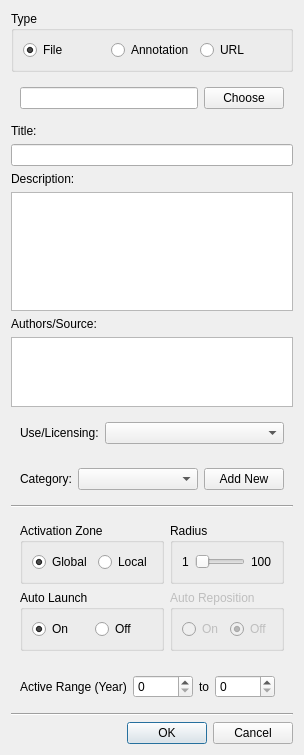
Qt form src/resources/ERDialog.ui (IDREsandbox/vsim) before a commit.
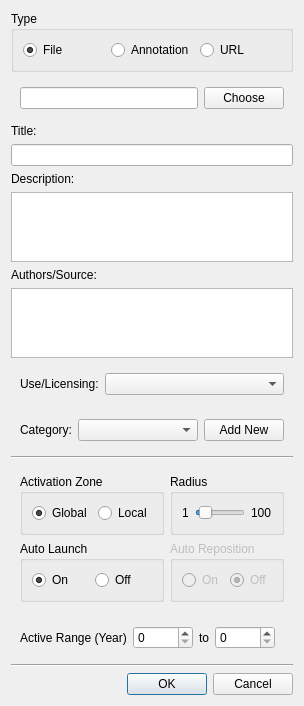
The same form after that commit.

Commit message: ER dialog touchup

```diff
--- a/src/resources/ERDialog.ui
+++ b/src/resources/ERDialog.ui
@@ -7,7 +7,7 @@
     <x>0</x>
     <y>0</y>
     <width>287</width>
-    <height>755</height>
+    <height>669</height>
    </rect>
   </property>
   <property name="windowTitle">
@@ -105,6 +105,13 @@
        <verstretch>1</verstretch>
       </sizepolicy>
      </property>
+     <property name="html">
+      <string>&lt;!DOCTYPE HTML PUBLIC &quot;-//W3C//DTD HTML 4.0//EN&quot; &quot;http://www.w3.org/TR/REC-html40/strict.dtd&quot;&gt;
+&lt;html&gt;&lt;head&gt;&lt;meta name=&quot;qrichtext&quot; content=&quot;1&quot; /&gt;&lt;style type=&quot;text/css&quot;&gt;
+p, li { white-space: pre-wrap; }
+&lt;/style&gt;&lt;/head&gt;&lt;body style=&quot; font-family:'MS Shell Dlg 2'; font-size:8.25pt; font-weight:400; font-style:normal;&quot;&gt;
+&lt;p style=&quot;-qt-paragraph-type:empty; margin-top:0px; margin-bottom:0px; margin-left:0px; margin-right:0px; -qt-block-indent:0; text-indent:0px;&quot;&gt;&lt;br /&gt;&lt;/p&gt;&lt;/body&gt;&lt;/html&gt;</string>
+     </property>
     </widget>
    </item>
    <item>
@@ -216,6 +223,9 @@
            <property name="maximum">
             <number>100</number>
            </property>
+           <property name="value">
+            <number>10</number>
+           </property>
            <property name="orientation">
             <enum>Qt::Horizontal</enum>
            </property>
```
The commit also changes 4 other files.
